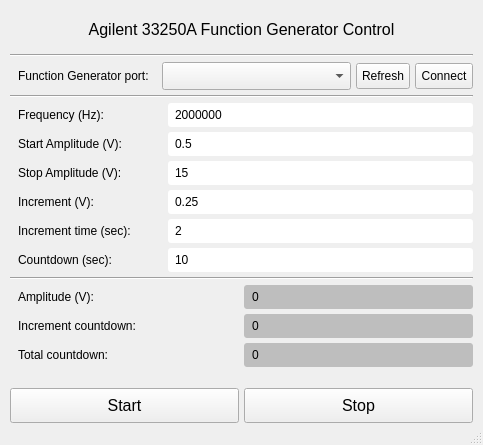
This is ui/main.ui in IoanTivig/AgilentFGControl as Qt 5 draws it before an edit. The edited form follows.
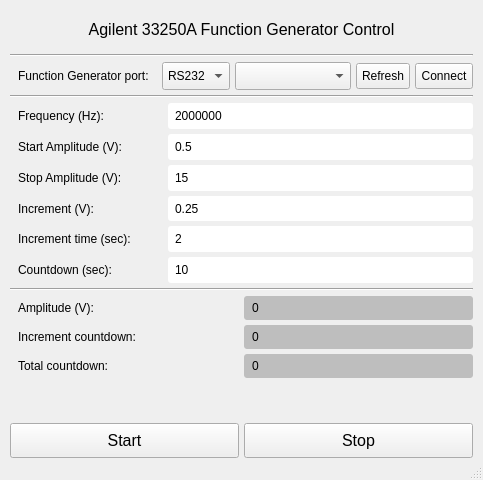
This is the edited form.

Patch:
```diff
--- a/ui/main.ui
+++ b/ui/main.ui
@@ -7,7 +7,7 @@
     <x>0</x>
     <y>0</y>
     <width>483</width>
-    <height>445</height>
+    <height>480</height>
    </rect>
   </property>
   <property name="windowTitle">
@@ -61,7 +61,7 @@
      </widget>
     </item>
     <item>
-     <layout class="QHBoxLayout" name="horizontalLayout_11" stretch="1,2,0,0">
+     <layout class="QHBoxLayout" name="horizontalLayout_11" stretch="1,0,2,0,0">
       <item>
        <widget class="QLabel" name="label_14">
         <property name="text">
@@ -69,6 +69,23 @@
         </property>
        </widget>
       </item>
+      <item>
+       <widget class="QComboBox" name="pyqt5_combobox_com_type">
+        <property name="styleSheet">
+         <string notr="true"/>
+        </property>
+        <item>
+         <property name="text">
+          <string>RS232</string>
+         </property>
+        </item>
+        <item>
+         <property name="text">
+          <string>GPIB</string>
+         </property>
+        </item>
+       </widget>
+      </item>
       <item>
        <widget class="QComboBox" name="pyqt5_combobox_com">
         <property name="styleSheet">
```
